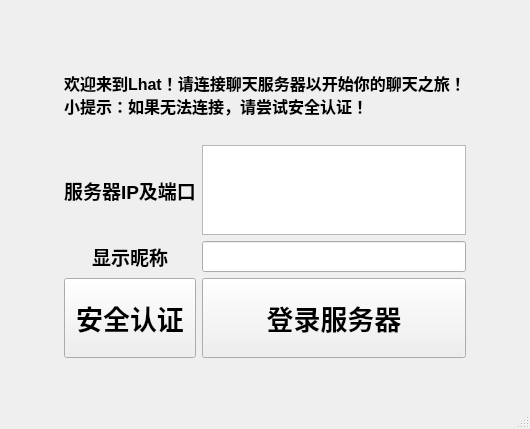
The window that src/user/ui/LoginWindow.ui (StarsetNight/Lhat) describes before a commit, drawn with Qt 5.
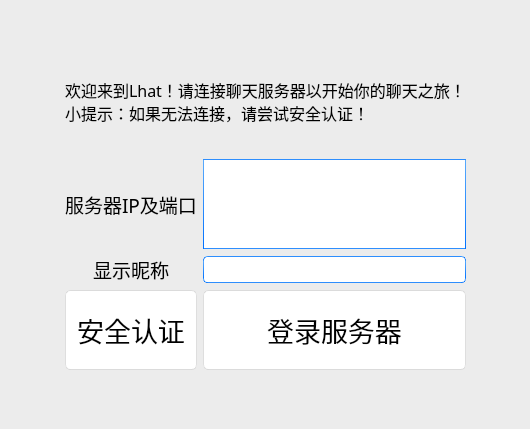
The same window after the commit.

```diff
--- a/src/user/ui/LoginWindow.ui
+++ b/src/user/ui/LoginWindow.ui
@@ -13,14 +13,598 @@
   <property name="windowTitle">
    <string>MainWindow</string>
   </property>
+  <property name="styleSheet">
+   <string notr="true">/*
+Aqua Style Sheet for QT Applications
+Author: Jaime A. Quiroga P.
+Company: GTRONICK
+Last updated: 22/01/2019, 07:55.
+Available at: https://github.com/GTRONICK/QSS/blob/master/Aqua.qss
+*/
+QMainWindow {
+	background-color:#ececec;
+}
+QTextEdit {
+	border-width: 1px;
+	border-style: solid;
+	border-color: qlineargradient(spread:pad, x1:0.5, y1:1, x2:0.5, y2:0, stop:0 rgba(0, 113, 255, 255), stop:1 rgba(91, 171, 252, 255));
+}
+QPlainTextEdit {
+	border-width: 1px;
+	border-style: solid;
+	border-color: qlineargradient(spread:pad, x1:0.5, y1:1, x2:0.5, y2:0, stop:0 rgba(0, 113, 255, 255), stop:1 rgba(91, 171, 252, 255));
+}
+QToolButton {
+	border-style: solid;
+	border-top-color: qlineargradient(spread:pad, x1:0.5, y1:1, x2:0.5, y2:0, stop:0 rgb(215, 215, 215), stop:1 rgb(222, 222, 222));
+	border-right-color: qlineargradient(spread:pad, x1:0, y1:0.5, x2:1, y2:0.5, stop:0 rgb(217, 217, 217), stop:1 rgb(227, 227, 227));
+	border-left-color: qlineargradient(spread:pad, x1:0, y1:0.5, x2:1, y2:0.5, stop:0 rgb(227, 227, 227), stop:1 rgb(217, 217, 217));
+	border-bottom-color: qlineargradient(spread:pad, x1:0.5, y1:1, x2:0.5, y2:0, stop:0 rgb(215, 215, 215), stop:1 rgb(222, 222, 222));
+	border-width: 1px;
+	border-radius: 5px;
+	color: rgb(0,0,0);
+	padding: 2px;
+	background-color: rgb(255,255,255);
+}
+QToolButton:hover{
+	border-style: solid;
+	border-top-color: qlineargradient(spread:pad, x1:0.5, y1:1, x2:0.5, y2:0, stop:0 rgb(195, 195, 195), stop:1 rgb(222, 222, 222));
+	border-right-color: qlineargradient(spread:pad, x1:0, y1:0.5, x2:1, y2:0.5, stop:0 rgb(197, 197, 197), stop:1 rgb(227, 227, 227));
+	border-left-color: qlineargradient(spread:pad, x1:0, y1:0.5, x2:1, y2:0.5, stop:0 rgb(227, 227, 227), stop:1 rgb(197, 197, 197));
+	border-bottom-color: qlineargradient(spread:pad, x1:0.5, y1:1, x2:0.5, y2:0, stop:0 rgb(195, 195, 195), stop:1 rgb(222, 222, 222));
+	border-width: 1px;
+	border-radius: 5px;
+	color: rgb(0,0,0);
+	padding: 2px;
+	background-color: rgb(255,255,255);
+}
+QToolButton:pressed{
+	border-style: solid;
+	border-top-color: qlineargradient(spread:pad, x1:0.5, y1:1, x2:0.5, y2:0, stop:0 rgb(215, 215, 215), stop:1 rgb(222, 222, 222));
+	border-right-color: qlineargradient(spread:pad, x1:0, y1:0.5, x2:1, y2:0.5, stop:0 rgb(217, 217, 217), stop:1 rgb(227, 227, 227));
+	border-left-color: qlineargradient(spread:pad, x1:0, y1:0.5, x2:1, y2:0.5, stop:0 rgb(227, 227, 227), stop:1 rgb(217, 217, 217));
+	border-bottom-color: qlineargradient(spread:pad, x1:0.5, y1:1, x2:0.5, y2:0, stop:0 rgb(215, 215, 215), stop:1 rgb(222, 222, 222));
+	border-width: 1px;
+	border-radius: 5px;
+	color: rgb(0,0,0);
+	padding: 2px;
+	background-color: rgb(142,142,142);
+}
+QPushButton{
+	border-style: solid;
+	border-top-color: qlineargradient(spread:pad, x1:0.5, y1:1, x2:0.5, y2:0, stop:0 rgb(215, 215, 215), stop:1 rgb(222, 222, 222));
+	border-right-color: qlineargradient(spread:pad, x1:0, y1:0.5, x2:1, y2:0.5, stop:0 rgb(217, 217, 217), stop:1 rgb(227, 227, 227));
+	border-left-color: qlineargradient(spread:pad, x1:0, y1:0.5, x2:1, y2:0.5, stop:0 rgb(227, 227, 227), stop:1 rgb(217, 217, 217));
+	border-bottom-color: qlineargradient(spread:pad, x1:0.5, y1:1, x2:0.5, y2:0, stop:0 rgb(215, 215, 215), stop:1 rgb(222, 222, 222));
+	border-width: 1px;
+	border-radius: 5px;
+	color: rgb(0,0,0);
+	padding: 2px;
+	background-color: rgb(255,255,255);
+}
+QPushButton::default{
+	border-style: solid;
+	border-top-color: qlineargradient(spread:pad, x1:0.5, y1:1, x2:0.5, y2:0, stop:0 rgb(215, 215, 215), stop:1 rgb(222, 222, 222));
+	border-right-color: qlineargradient(spread:pad, x1:0, y1:0.5, x2:1, y2:0.5, stop:0 rgb(217, 217, 217), stop:1 rgb(227, 227, 227));
+	border-left-color: qlineargradient(spread:pad, x1:0, y1:0.5, x2:1, y2:0.5, stop:0 rgb(227, 227, 227), stop:1 rgb(217, 217, 217));
+	border-bottom-color: qlineargradient(spread:pad, x1:0.5, y1:1, x2:0.5, y2:0, stop:0 rgb(215, 215, 215), stop:1 rgb(222, 222, 222));
+	border-width: 1px;
+	border-radius: 5px;
+	color: rgb(0,0,0);
+	padding: 2px;
+	background-color: rgb(255,255,255);
+}
+QPushButton:hover{
+	border-style: solid;
+	border-top-color: qlineargradient(spread:pad, x1:0.5, y1:1, x2:0.5, y2:0, stop:0 rgb(195, 195, 195), stop:1 rgb(222, 222, 222));
+	border-right-color: qlineargradient(spread:pad, x1:0, y1:0.5, x2:1, y2:0.5, stop:0 rgb(197, 197, 197), stop:1 rgb(227, 227, 227));
+	border-left-color: qlineargradient(spread:pad, x1:0, y1:0.5, x2:1, y2:0.5, stop:0 rgb(227, 227, 227), stop:1 rgb(197, 197, 197));
+	border-bottom-color: qlineargradient(spread:pad, x1:0.5, y1:1, x2:0.5, y2:0, stop:0 rgb(195, 195, 195), stop:1 rgb(222, 222, 222));
+	border-width: 1px;
+	border-radius: 5px;
+	color: rgb(0,0,0);
+	padding: 2px;
+	background-color: rgb(255,255,255);
+}
+QPushButton:pressed{
+	border-style: solid;
+	border-top-color: qlineargradient(spread:pad, x1:0.5, y1:1, x2:0.5, y2:0, stop:0 rgb(215, 215, 215), stop:1 rgb(222, 222, 222));
+	border-right-color: qlineargradient(spread:pad, x1:0, y1:0.5, x2:1, y2:0.5, stop:0 rgb(217, 217, 217), stop:1 rgb(227, 227, 227));
+	border-left-color: qlineargradient(spread:pad, x1:0, y1:0.5, x2:1, y2:0.5, stop:0 rgb(227, 227, 227), stop:1 rgb(217, 217, 217));
+	border-bottom-color: qlineargradient(spread:pad, x1:0.5, y1:1, x2:0.5, y2:0, stop:0 rgb(215, 215, 215), stop:1 rgb(222, 222, 222));
+	border-width: 1px;
+	border-radius: 5px;
+	color: rgb(0,0,0);
+	padding: 2px;
+	background-color: rgb(142,142,142);
+}
+QPushButton:disabled{
+	border-style: solid;
+	border-top-color: qlineargradient(spread:pad, x1:0.5, y1:1, x2:0.5, y2:0, stop:0 rgb(215, 215, 215), stop:1 rgb(222, 222, 222));
+	border-right-color: qlineargradient(spread:pad, x1:0, y1:0.5, x2:1, y2:0.5, stop:0 rgb(217, 217, 217), stop:1 rgb(227, 227, 227));
+	border-left-color: qlineargradient(spread:pad, x1:0, y1:0.5, x2:1, y2:0.5, stop:0 rgb(227, 227, 227), stop:1 rgb(217, 217, 217));
+	border-bottom-color: qlineargradient(spread:pad, x1:0.5, y1:1, x2:0.5, y2:0, stop:0 rgb(215, 215, 215), stop:1 rgb(222, 222, 222));
+	border-width: 1px;
+	border-radius: 5px;
+	color: #808086;
+	padding: 2px;
+	background-color: rgb(142,142,142);
+}
+QLineEdit {
+	border-width: 1px; border-radius: 4px;
+	border-style: solid;
+	border-color: qlineargradient(spread:pad, x1:0.5, y1:1, x2:0.5, y2:0, stop:0 rgba(0, 113, 255, 255), stop:1 rgba(91, 171, 252, 255));
+}
+QLabel {
+	color: #000000;
+}
+QLCDNumber {
+	color: rgb(0, 113, 255, 255);
+}
+QProgressBar {
+	text-align: center;
+	color: rgb(240, 240, 240);
+	border-width: 1px; 
+	border-radius: 10px;
+	border-color: rgb(230, 230, 230);
+	border-style: solid;
+	background-color:rgb(207,207,207);
+}
+QProgressBar::chunk {
+	background-color: qlineargradient(spread:pad, x1:0.5, y1:1, x2:0.5, y2:0, stop:0 rgba(49, 147, 250, 255), stop:1 rgba(34, 142, 255, 255));
+	border-radius: 10px;
+}
+QMenuBar {
+	background-color: qlineargradient(spread:pad, x1:0.5, y1:1, x2:0.5, y2:0, stop:0 rgba(207, 209, 207, 255), stop:1 rgba(230, 229, 230, 255));
+}
+QMenuBar::item {
+	color: #000000;
+  	spacing: 3px;
+  	padding: 1px 4px;
+	background-color: qlineargradient(spread:pad, x1:0.5, y1:1, x2:0.5, y2:0, stop:0 rgba(207, 209, 207, 255), stop:1 rgba(230, 229, 230, 255));
+}
+
+QMenuBar::item:selected {
+  	background-color: qlineargradient(spread:pad, x1:0.5, y1:1, x2:0.5, y2:0, stop:0 rgba(0, 113, 255, 255), stop:1 rgba(91, 171, 252, 255));
+	color: #FFFFFF;
+}
+QMenu::item:selected {
+	border-style: solid;
+	border-top-color: transparent;
+	border-right-color: transparent;
+	border-left-color: qlineargradient(spread:pad, x1:0.5, y1:1, x2:0.5, y2:0, stop:0 rgba(0, 113, 255, 255), stop:1 rgba(91, 171, 252, 255));
+	border-bottom-color: transparent;
+	border-left-width: 2px;
+	color: #000000;
+	padding-left:15px;
+	padding-top:4px;
+	padding-bottom:4px;
+	padding-right:7px;
+}
+QMenu::item {
+	border-style: solid;
+	border-top-color: transparent;
+	border-right-color: transparent;
+	border-left-color: transparent;
+	border-bottom-color: transparent;
+	border-bottom-width: 1px;
+	color: #000000;
+	padding-left:17px;
+	padding-top:4px;
+	padding-bottom:4px;
+	padding-right:7px;
+}
+QTabWidget {
+	color:rgb(0,0,0);
+	background-color:#000000;
+}
+QTabWidget::pane {
+		border-color: rgb(223,223,223);
+		background-color:rgb(226,226,226);
+		border-style: solid;
+		border-width: 2px;
+    	border-radius: 6px;
+}
+QTabBar::tab:first {
+	border-style: solid;
+	border-left-width:1px;
+	border-right-width:0px;
+	border-top-width:1px;
+	border-bottom-width:1px;
+	border-top-color: rgb(209,209,209);
+	border-left-color: qlineargradient(spread:pad, x1:0.5, y1:1, x2:0.5, y2:0, stop:0 rgba(209, 209, 209, 209), stop:1 rgba(229, 229, 229, 229));
+	border-bottom-color: rgb(229,229,229);
+	border-top-left-radius: 4px;
+	border-bottom-left-radius: 4px;
+	color: #000000;
+	padding: 3px;
+	margin-left:0px;
+	background-color: qlineargradient(spread:pad, x1:0.5, y1:1, x2:0.5, y2:0, stop:0 rgba(247, 247, 247, 255), stop:1 rgba(255, 255, 255, 255));
+}
+QTabBar::tab:last {
+	border-style: solid;
+	border-width:1px;
+	border-top-color: rgb(209,209,209);
+	border-left-color: qlineargradient(spread:pad, x1:0.5, y1:1, x2:0.5, y2:0, stop:0 rgba(209, 209, 209, 209), stop:1 rgba(229, 229, 229, 229));
+	border-right-color: qlineargradient(spread:pad, x1:0.5, y1:1, x2:0.5, y2:0, stop:0 rgba(209, 209, 209, 209), stop:1 rgba(229, 229, 229, 229));
+	border-bottom-color: rgb(229,229,229);
+	border-top-right-radius: 4px;
+	border-bottom-right-radius: 4px;
+	color: #000000;
+	padding: 3px;
+	margin-left:0px;
+	background-color: qlineargradient(spread:pad, x1:0.5, y1:1, x2:0.5, y2:0, stop:0 rgba(247, 247, 247, 255), stop:1 rgba(255, 255, 255, 255));
+}
+QTabBar::tab {
+	border-style: solid;
+	border-top-width:1px;
+	border-bottom-width:1px;
+	border-left-width:1px;
+	border-top-color: rgb(209,209,209);
+	border-left-color: qlineargradient(spread:pad, x1:0.5, y1:1, x2:0.5, y2:0, stop:0 rgba(209, 209, 209, 209), stop:1 rgba(229, 229, 229, 229));
+	border-bottom-color: rgb(229,229,229);
+	color: #000000;
+	padding: 3px;
+	margin-left:0px;
+	background-color: qlineargradient(spread:pad, x1:0.5, y1:1, x2:0.5, y2:0, stop:0 rgba(247, 247, 247, 255), stop:1 rgba(255, 255, 255, 255));
+}
+QTabBar::tab:selected, QTabBar::tab:last:selected, QTabBar::tab:hover {
+  	border-style: solid;
+  	border-left-width:1px;
+	border-right-color: transparent;
+	border-top-color: rgb(209,209,209);
+	border-left-color: qlineargradient(spread:pad, x1:0.5, y1:1, x2:0.5, y2:0, stop:0 rgba(209, 209, 209, 209), stop:1 rgba(229, 229, 229, 229));
+	border-bottom-color: rgb(229,229,229);
+	color: #FFFFFF;
+	padding: 3px;
+	margin-left:0px;
+	background-color: qlineargradient(spread:pad, x1:0.5, y1:1, x2:0.5, y2:0, stop:0 rgba(0, 113, 255, 255), stop:1 rgba(91, 171, 252, 255));
+}
+
+QTabBar::tab:selected, QTabBar::tab:first:selected, QTabBar::tab:hover {
+  	border-style: solid;
+  	border-left-width:1px;
+  	border-bottom-width:1px;
+  	border-top-width:1px;
+	border-right-color: transparent;
+	border-top-color: rgb(209,209,209);
+	border-left-color: qlineargradient(spread:pad, x1:0.5, y1:1, x2:0.5, y2:0, stop:0 rgba(209, 209, 209, 209), stop:1 rgba(229, 229, 229, 229));
+	border-bottom-color: rgb(229,229,229);
+	color: #FFFFFF;
+	padding: 3px;
+	margin-left:0px;
+	background-color: qlineargradient(spread:pad, x1:0.5, y1:1, x2:0.5, y2:0, stop:0 rgba(0, 113, 255, 255), stop:1 rgba(91, 171, 252, 255));
+}
+
+QCheckBox {
+	color: #000000;
+	padding: 2px;
+}
+QCheckBox:disabled {
+	color: #808086;
+	padding: 2px;
+}
+
+QCheckBox:hover {
+	border-radius:4px;
+	border-style:solid;
+	padding-left: 1px;
+	padding-right: 1px;
+	padding-bottom: 1px;
+	padding-top: 1px;
+	border-width:1px;
+	border-color: transparent;
+}
+QCheckBox::indicator:checked {
+
+	height: 10px;
+	width: 10px;
+	border-style:solid;
+	border-width: 1px;
+	border-color: qlineargradient(spread:pad, x1:0.5, y1:1, x2:0.5, y2:0, stop:0 rgba(0, 113, 255, 255), stop:1 rgba(91, 171, 252, 255));
+	color: #000000;
+	background-color: qlineargradient(spread:pad, x1:0.5, y1:1, x2:0.5, y2:0, stop:0 rgba(0, 113, 255, 255), stop:1 rgba(91, 171, 252, 255));
+}
+QCheckBox::indicator:unchecked {
+
+	height: 10px;
+	width: 10px;
+	border-style:solid;
+	border-width: 1px;
+	border-color: qlineargradient(spread:pad, x1:0.5, y1:1, x2:0.5, y2:0, stop:0 rgba(0, 113, 255, 255), stop:1 rgba(91, 171, 252, 255));
+	color: #000000;
+}
+QRadioButton {
+	color: 000000;
+	padding: 1px;
+}
+QRadioButton::indicator:checked {
+	height: 10px;
+	width: 10px;
+	border-style:solid;
+	border-radius:5px;
+	border-width: 1px;
+	border-color: qlineargradient(spread:pad, x1:0.5, y1:1, x2:0.5, y2:0, stop:0 rgba(0, 113, 255, 255), stop:1 rgba(91, 171, 252, 255));
+	color: #a9b7c6;
+	background-color: qlineargradient(spread:pad, x1:0.5, y1:1, x2:0.5, y2:0, stop:0 rgba(0, 113, 255, 255), stop:1 rgba(91, 171, 252, 255));
+}
+QRadioButton::indicator:!checked {
+	height: 10px;
+	width: 10px;
+	border-style:solid;
+	border-radius:5px;
+	border-width: 1px;
+	border-color: qlineargradient(spread:pad, x1:0.5, y1:1, x2:0.5, y2:0, stop:0 rgba(0, 113, 255, 255), stop:1 rgba(91, 171, 252, 255));
+	color: #a9b7c6;
+	background-color: transparent;
+}
+QStatusBar {
+	color:#027f7f;
+}
+QSpinBox {
+	border-style: solid;
+	border-width: 1px;
+	border-color: qlineargradient(spread:pad, x1:0.5, y1:1, x2:0.5, y2:0, stop:0 rgba(0, 113, 255, 255), stop:1 rgba(91, 171, 252, 255));
+}
+QDoubleSpinBox {
+	border-style: solid;
+	border-width: 1px;
+	border-color: qlineargradient(spread:pad, x1:0.5, y1:1, x2:0.5, y2:0, stop:0 rgba(0, 113, 255, 255), stop:1 rgba(91, 171, 252, 255));
+}
+QTimeEdit {
+	border-style: solid;
+	border-width: 1px;
+	border-color: qlineargradient(spread:pad, x1:0.5, y1:1, x2:0.5, y2:0, stop:0 rgba(0, 113, 255, 255), stop:1 rgba(91, 171, 252, 255));
+}
+QDateTimeEdit {
+	border-style: solid;
+	border-width: 1px;
+	border-color: qlineargradient(spread:pad, x1:0.5, y1:1, x2:0.5, y2:0, stop:0 rgba(0, 113, 255, 255), stop:1 rgba(91, 171, 252, 255));
+}
+QDateEdit {
+	border-style: solid;
+	border-width: 1px;
+	border-color: qlineargradient(spread:pad, x1:0.5, y1:1, x2:0.5, y2:0, stop:0 rgba(0, 113, 255, 255), stop:1 rgba(91, 171, 252, 255));
+}
+
+QToolBox {
+	color: #a9b7c6;
+	background-color:#000000;
+}
+QToolBox::tab {
+	color: #a9b7c6;
+	background-color:#000000;
+}
+QToolBox::tab:selected {
+	color: #FFFFFF;
+	background-color:#000000;
+}
+QScrollArea {
+	color: #FFFFFF;
+	background-color:#000000;
+}
+QSlider::groove:horizontal {
+	height: 5px;
+	background-color: qlineargradient(spread:pad, x1:0.5, y1:1, x2:0.5, y2:0, stop:0 rgba(49, 147, 250, 255), stop:1 rgba(34, 142, 255, 255));
+}
+QSlider::groove:vertical {
+	width: 5px;
+	background-color: qlineargradient(spread:pad, x1:0.5, y1:1, x2:0.5, y2:0, stop:0 rgba(49, 147, 250, 255), stop:1 rgba(34, 142, 255, 255));
+}
+QSlider::handle:horizontal {
+	background: rgb(253,253,253);
+	border-style: solid;
+	border-width: 1px;
+	border-color: rgb(207,207,207);
+	width: 12px;
+	margin: -5px 0;
+	border-radius: 7px;
+}
+QSlider::handle:vertical {
+	background: rgb(253,253,253);
+	border-style: solid;
+	border-width: 1px;
+	border-color: rgb(207,207,207);
+	height: 12px;
+	margin: 0 -5px;
+	border-radius: 7px;
+}
+QSlider::add-page:horizontal {
+    background: rgb(181,181,181);
+}
+QSlider::add-page:vertical {
+    background: rgb(181,181,181);
+}
+QSlider::sub-page:horizontal {
+    background-color: qlineargradient(spread:pad, x1:0.5, y1:1, x2:0.5, y2:0, stop:0 rgba(49, 147, 250, 255), stop:1 rgba(34, 142, 255, 255));
+}
+QSlider::sub-page:vertical {
+    background-color: qlineargradient(spread:pad, y1:0.5, x1:1, y2:0.5, x2:0, stop:0 rgba(49, 147, 250, 255), stop:1 rgba(34, 142, 255, 255));
+}
+QScrollBar:horizontal {
+	max-height: 20px;
+	border: 1px transparent grey;
+	margin: 0px 20px 0px 20px;
+}
+QScrollBar:vertical {
+	max-width: 20px;
+	border: 1px transparent grey;
+	margin: 20px 0px 20px 0px;
+}
+QScrollBar::handle:horizontal {
+	background: rgb(253,253,253);
+	border-style: solid;
+	border-width: 1px;
+	border-color: rgb(207,207,207);
+	border-radius: 7px;
+	min-width: 25px;
+}
+QScrollBar::handle:horizontal:hover {
+	background: rgb(253,253,253);
+	border-style: solid;
+	border-width: 1px;
+	border-color: rgb(147, 200, 200);
+	border-radius: 7px;
+	min-width: 25px;
+}
+QScrollBar::handle:vertical {
+	background: rgb(253,253,253);
+	border-style: solid;
+	border-width: 1px;
+	border-color: rgb(207,207,207);
+	border-radius: 7px;
+	min-height: 25px;
+}
+QScrollBar::handle:vertical:hover {
+	background: rgb(253,253,253);
+	border-style: solid;
+	border-width: 1px;
+	border-color: rgb(147, 200, 200);
+	border-radius: 7px;
+	min-height: 25px;
+}
+QScrollBar::add-line:horizontal {
+   border: 2px transparent grey;
+   border-top-right-radius: 7px;
+   border-bottom-right-radius: 7px;
+   background: rgba(34, 142, 255, 255);
+   width: 20px;
+   subcontrol-position: right;
+   subcontrol-origin: margin;
+}
+QScrollBar::add-line:horizontal:pressed {
+   border: 2px transparent grey;
+   border-top-right-radius: 7px;
+   border-bottom-right-radius: 7px;
+   background: rgb(181,181,181);
+   width: 20px;
+   subcontrol-position: right;
+   subcontrol-origin: margin;
+}
+QScrollBar::add-line:vertical {
+   border: 2px transparent grey;
+   border-bottom-left-radius: 7px;
+   border-bottom-right-radius: 7px;
+   background: rgba(34, 142, 255, 255);
+   height: 20px;
+   subcontrol-position: bottom;
+   subcontrol-origin: margin;
+}
+QScrollBar::add-line:vertical:pressed {
+   border: 2px transparent grey;
+   border-bottom-left-radius: 7px;
+   border-bottom-right-radius: 7px;
+   background: rgb(181,181,181);
+   height: 20px;
+   subcontrol-position: bottom;
+   subcontrol-origin: margin;
+}
+QScrollBar::sub-line:horizontal {
+   border: 2px transparent grey;
+   border-top-left-radius: 7px;
+   border-bottom-left-radius: 7px;
+   background: rgba(34, 142, 255, 255);
+   width: 20px;
+   subcontrol-position: left;
+   subcontrol-origin: margin;
+}
+QScrollBar::sub-line:horizontal:pressed {
+   border: 2px transparent grey;
+   border-top-left-radius: 7px;
+   border-bottom-left-radius: 7px;
+   background: rgb(181,181,181);
+   width: 20px;
+   subcontrol-position: left;
+   subcontrol-origin: margin;
+}
+QScrollBar::sub-line:vertical {
+   border: 2px transparent grey;
+   border-top-left-radius: 7px;
+   border-top-right-radius: 7px;
+   background: rgba(34, 142, 255, 255);
+   height: 20px;
+   subcontrol-position: top;
+   subcontrol-origin: margin;
+}
+QScrollBar::sub-line:vertical:pressed {
+   border: 2px transparent grey;
+   border-top-left-radius: 7px;
+   border-top-right-radius: 7px;
+   background: rgb(181,181,181);
+   height: 20px;
+   subcontrol-position: top;
+   subcontrol-origin: margin;
+}
+QScrollBar::left-arrow:horizontal {
+   border: 1px transparent grey;
+   border-top-left-radius: 3px;
+   border-bottom-left-radius: 3px;
+   width: 6px;
+   height: 6px;
+   background: white;
+}
+QScrollBar::right-arrow:horizontal {
+   border: 1px transparent grey;
+   border-top-right-radius: 3px;
+   border-bottom-right-radius: 3px;
+   width: 6px;
+   height: 6px;
+   background: white;
+}
+QScrollBar::up-arrow:vertical {
+   border: 1px transparent grey;
+   border-top-left-radius: 3px;
+   border-top-right-radius: 3px;
+   width: 6px;
+   height: 6px;
+   background: white;
+}
+QScrollBar::down-arrow:vertical {
+   border: 1px transparent grey;
+   border-bottom-left-radius: 3px;
+   border-bottom-right-radius: 3px;
+   width: 6px;
+   height: 6px;
+   background: white;
+}
+QScrollBar::add-page:horizontal, QScrollBar::sub-page:horizontal {
+   background: none;
+}
+QScrollBar::add-page:vertical, QScrollBar::sub-page:vertical {
+   background: none;
+}</string>
+  </property>
   <widget class="QWidget" name="centralwidget">
    <layout class="QGridLayout" name="gridLayout">
+    <item row="4" column="2">
+     <widget class="QLineEdit" name="input_box_nickname">
+      <property name="font">
+       <font>
+        <pointsize>14</pointsize>
+       </font>
+      </property>
+     </widget>
+    </item>
+    <item row="0" column="1">
+     <spacer name="vSpacer2">
+      <property name="orientation">
+       <enum>Qt::Vertical</enum>
+      </property>
+      <property name="sizeHint" stdset="0">
+       <size>
+        <width>20</width>
+        <height>40</height>
+       </size>
+      </property>
+     </spacer>
+    </item>
     <item row="4" column="1">
      <widget class="QLabel" name="static_text_3">
       <property name="font">
        <font>
+        <family>微软雅黑</family>
         <pointsize>14</pointsize>
-        <bold>true</bold>
+        <bold>false</bold>
        </font>
       </property>
       <property name="text">
@@ -47,8 +631,9 @@
       </property>
       <property name="font">
        <font>
+        <family>微软雅黑</family>
         <pointsize>20</pointsize>
-        <bold>true</bold>
+        <bold>false</bold>
        </font>
       </property>
       <property name="text">
@@ -56,6 +641,45 @@
       </property>
      </widget>
     </item>
+    <item row="5" column="2">
+     <widget class="QPushButton" name="button_login">
+      <property name="sizePolicy">
+       <sizepolicy hsizetype="Minimum" vsizetype="Expanding">
+        <horstretch>0</horstretch>
+        <verstretch>2</verstretch>
+       </sizepolicy>
+      </property>
+      <property name="maximumSize">
+       <size>
+        <width>16777215</width>
+        <height>80</height>
+       </size>
+      </property>
+      <property name="font">
+       <font>
+        <family>微软雅黑</family>
+        <pointsize>20</pointsize>
+        <bold>false</bold>
+       </font>
+      </property>
+      <property name="text">
+       <string>登录服务器</string>
+      </property>
+     </widget>
+    </item>
+    <item row="6" column="2">
+     <spacer name="vSpacer1">
+      <property name="orientation">
+       <enum>Qt::Vertical</enum>
+      </property>
+      <property name="sizeHint" stdset="0">
+       <size>
+        <width>20</width>
+        <height>50</height>
+       </size>
+      </property>
+     </spacer>
+    </item>
     <item row="2" column="2">
      <widget class="QPlainTextEdit" name="input_box_server_ip_port">
       <property name="sizePolicy">
@@ -80,60 +704,13 @@
       </property>
      </widget>
     </item>
-    <item row="4" column="2">
-     <widget class="QLineEdit" name="input_box_nickname">
-      <property name="font">
-       <font>
-        <pointsize>14</pointsize>
-       </font>
-      </property>
-     </widget>
-    </item>
-    <item row="0" column="1">
-     <spacer name="vSpacer2">
-      <property name="orientation">
-       <enum>Qt::Vertical</enum>
-      </property>
-      <property name="sizeHint" stdset="0">
-       <size>
-        <width>20</width>
-        <height>40</height>
-       </size>
-      </property>
-     </spacer>
-    </item>
-    <item row="6" column="2">
-     <spacer name="vSpacer1">
-      <property name="orientation">
-       <enum>Qt::Vertical</enum>
-      </property>
-      <property name="sizeHint" stdset="0">
-       <size>
-        <width>20</width>
-        <height>40</height>
-       </size>
-      </property>
-     </spacer>
-    </item>
-    <item row="2" column="0">
-     <spacer name="hSpacer2">
-      <property name="orientation">
-       <enum>Qt::Horizontal</enum>
-      </property>
-      <property name="sizeHint" stdset="0">
-       <size>
-        <width>40</width>
-        <height>20</height>
-       </size>
-      </property>
-     </spacer>
-    </item>
     <item row="2" column="1">
      <widget class="QLabel" name="static_text_2">
       <property name="font">
        <font>
+        <family>微软雅黑</family>
         <pointsize>14</pointsize>
-        <bold>true</bold>
+        <bold>false</bold>
        </font>
       </property>
       <property name="contextMenuPolicy">
@@ -150,30 +727,31 @@
       </property>
      </widget>
     </item>
-    <item row="5" column="2">
-     <widget class="QPushButton" name="button_login">
-      <property name="sizePolicy">
-       <sizepolicy hsizetype="Minimum" vsizetype="Expanding">
-        <horstretch>0</horstretch>
-        <verstretch>2</verstretch>
-       </sizepolicy>
+    <item row="2" column="0">
+     <spacer name="hSpacer2">
+      <property name="orientation">
+       <enum>Qt::Horizontal</enum>
       </property>
-      <property name="maximumSize">
+      <property name="sizeHint" stdset="0">
        <size>
-        <width>16777215</width>
-        <height>80</height>
+        <width>40</width>
+        <height>20</height>
        </size>
       </property>
-      <property name="font">
-       <font>
-        <pointsize>20</pointsize>
-        <bold>true</bold>
-       </font>
+     </spacer>
+    </item>
+    <item row="2" column="3">
+     <spacer name="hSpacer1">
+      <property name="orientation">
+       <enum>Qt::Horizontal</enum>
       </property>
-      <property name="text">
-       <string>登录服务器</string>
+      <property name="sizeHint" stdset="0">
+       <size>
+        <width>40</width>
+        <height>20</height>
+       </size>
       </property>
-     </widget>
+     </spacer>
     </item>
     <item row="1" column="1" colspan="2">
      <widget class="QLabel" name="static_text_1">
@@ -185,8 +763,9 @@
       </property>
       <property name="font">
        <font>
+        <family>微软雅黑</family>
         <pointsize>12</pointsize>
-        <bold>true</bold>
+        <bold>false</bold>
        </font>
       </property>
       <property name="text">
@@ -195,32 +774,8 @@
       </property>
      </widget>
     </item>
-    <item row="2" column="3">
-     <spacer name="hSpacer1">
-      <property name="orientation">
-       <enum>Qt::Horizontal</enum>
-      </property>
-      <property name="sizeHint" stdset="0">
-       <size>
-        <width>40</width>
-        <height>20</height>
-       </size>
-      </property>
-     </spacer>
-    </item>
    </layout>
   </widget>
-  <widget class="QMenuBar" name="menubar">
-   <property name="geometry">
-    <rect>
-     <x>0</x>
-     <y>0</y>
-     <width>530</width>
-     <height>22</height>
-    </rect>
-   </property>
-  </widget>
-  <widget class="QStatusBar" name="statusbar"/>
  </widget>
  <tabstops>
   <tabstop>input_box_server_ip_port</tabstop>
```
